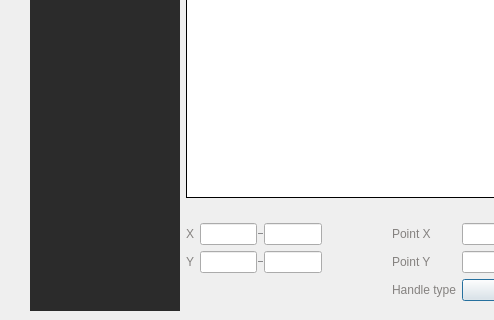
zenustech/zeno, file ui/zenoedit/curvemap/zcurvemapeditor.ui: the form before one commit; both pictures show x 0 to 494 and y 188 to 508 of the 1031 by 508 pixel window.
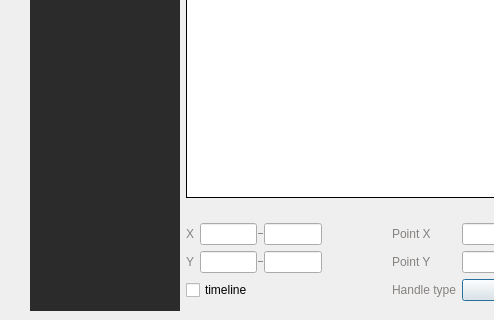
The form after the commit. Custom widgets are drawn as their Qt base class.

Patch:
```diff
--- a/ui/zenoedit/curvemap/zcurvemapeditor.ui
+++ b/ui/zenoedit/curvemap/zcurvemapeditor.ui
@@ -744,6 +744,13 @@
          </property>
         </spacer>
        </item>
+       <item row="2" column="0">
+        <widget class="QCheckBox" name="cbIsTimeline">
+         <property name="text">
+          <string>timeline</string>
+         </property>
+        </widget>
+       </item>
       </layout>
      </item>
     </layout>
@@ -763,12 +770,6 @@
    <header>curvemap/curvemapview.h</header>
    <container>1</container>
   </customwidget>
-  <customwidget>
-   <class>ZShadowButton</class>
-   <extends>QPushButton</extends>
-   <header>zenoui/comctrl/zshadowbutton.h</header>
-   <container>1</container>
-  </customwidget>
  </customwidgets>
  <resources/>
  <connections/>
```
